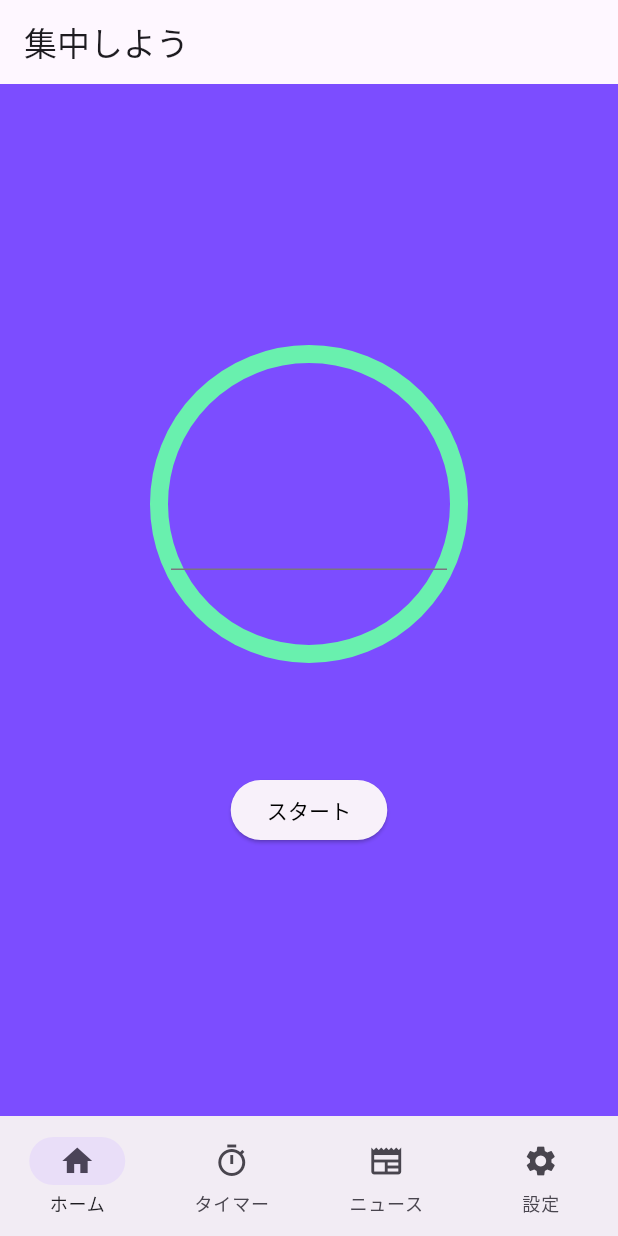
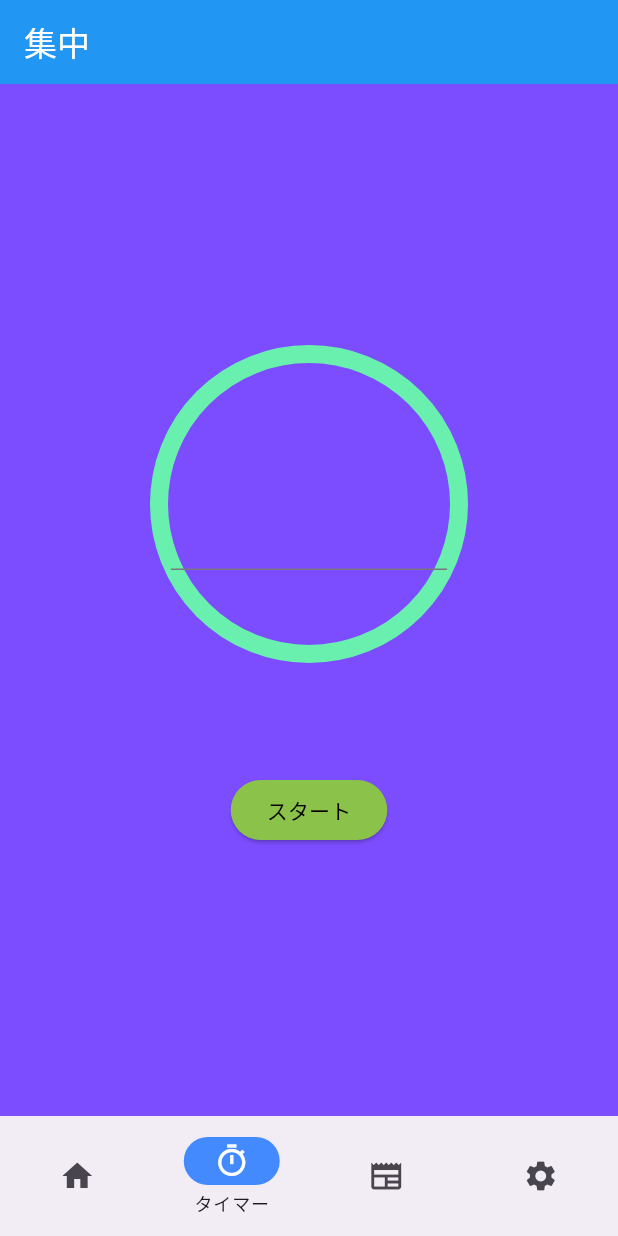
Before and after one commit to yabuki829/todoListApp, a Flutter app: the TimerView screen opened by its route, on a phone screen of 412 x 824 dp. Run offline on Flutter 3.47's test engine with Material 3 defaults, Android fonts, the phone set to English and light mode, and no system bars; our stand-ins replace flutter_riverpod, freezed_annotation, go_router, riverpod_annotation, shared_preferences; accounts and stored records are empty; generated files the repository leaves out were written again.

Commit message:
fix bug (#4)

```diff
--- a/lib/notifier/todolist_notifier.dart
+++ b/lib/notifier/todolist_notifier.dart
@@ -40,7 +40,6 @@ class TodoListNotifier extends _$TodoListNotifier {
     final prefs = await SharedPreferences.getInstance();
     final todosJson = jsonEncode(state.map((todo) => todo.toJson()).toList());
     await prefs.setString('todos', todosJson);
-    print(todosJson);
   }
 
   Future<void> addTodo(String title) async {
--- a/lib/routers.dart
+++ b/lib/routers.dart
@@ -37,7 +37,16 @@ final router = GoRouter(
     ShellRoute(
       navigatorKey: _shellNavigatorKey,
       builder: (BuildContext context, GoRouterState state, Widget child) {
-        return BaseView(child: child);
+        return BaseView(
+          selectedIndex: switch (state.uri.path) {
+            var path when path.startsWith('/timer') => 1,
+            var path when path.startsWith('/news') => 2,
+            var path when path.startsWith('/settings') => 3,
+            var path when path.startsWith('/') => 0,
+            _ => 0,
+          },
+          child: child,
+        );
       },
       routes: [
         GoRoute(
--- a/lib/views/BaseView.dart
+++ b/lib/views/BaseView.dart
@@ -5,19 +5,20 @@ import 'package:todoapp/responsive.dart';
 class BaseView extends StatefulWidget {
   const BaseView({
     super.key,
+    required this.selectedIndex,
     required this.child,
   });
   final Widget child;
+  final int selectedIndex;
+
   @override
   State<BaseView> createState() => _BaseViewState();
 }
 
 class _BaseViewState extends State<BaseView> {
-  int _selectedIndex = 0;
   void _onDestinationSelected(int index) {
     setState(() {
-      _selectedIndex = index;
-      switch (_selectedIndex) {
+      switch (index) {
         case 0:
           context.go('/');
         case 1:
@@ -38,8 +39,7 @@ class _BaseViewState extends State<BaseView> {
         children: [
           if (deviceWidth >= Responsive.md.width) ...[
             NavigationRail(
-              backgroundColor: Colors.black12,
-              indicatorColor: Colors.white,
+              indicatorColor: Colors.blueAccent,
               extended: deviceWidth >= Responsive.xl.width,
               destinations: const <NavigationRailDestination>[
                 NavigationRailDestination(
@@ -48,21 +48,26 @@ class _BaseViewState extends State<BaseView> {
                     'ホーム',
                     style: TextStyle(fontSize: 24),
                   ),
+                  selectedIcon: Icon(Icons.house_outlined, color: Colors.white),
                 ),
                 NavigationRailDestination(
                   icon: Icon(Icons.timer_outlined),
                   label: Text('タイマー'),
+                  selectedIcon: Icon(Icons.timer_outlined, color: Colors.white),
                 ),
                 NavigationRailDestination(
                   icon: Icon(Icons.newspaper),
                   label: Text('ニュース'),
+                  selectedIcon:
+                      Icon(Icons.newspaper_outlined, color: Colors.white),
                 ),
                 NavigationRailDestination(
                   icon: Icon(Icons.settings),
                   label: Text('設定'),
+                  selectedIcon: Icon(Icons.settings, color: Colors.white),
                 ),
               ],
-              selectedIndex: _selectedIndex,
+              selectedIndex: widget.selectedIndex,
               onDestinationSelected: _onDestinationSelected,
             ),
           ],
@@ -71,23 +76,33 @@ class _BaseViewState extends State<BaseView> {
       ),
       bottomNavigationBar: deviceWidth < Responsive.md.width
           ? NavigationBar(
+              // backgroundColor: Colors.blueAccent,
+              indicatorColor: Colors.blueAccent,
               onDestinationSelected: _onDestinationSelected,
+              labelBehavior:
+                  NavigationDestinationLabelBehavior.onlyShowSelected,
+              selectedIndex: widget.selectedIndex,
               destinations: const [
                 NavigationDestination(
                   icon: Icon(Icons.home),
                   label: 'ホーム',
+                  selectedIcon: Icon(Icons.house_outlined, color: Colors.white),
                 ),
                 NavigationDestination(
                   icon: Icon(Icons.timer_outlined),
                   label: 'タイマー',
+                  selectedIcon: Icon(Icons.timer_outlined, color: Colors.white),
                 ),
                 NavigationDestination(
                   icon: Icon(Icons.newspaper),
                   label: 'ニュース',
+                  selectedIcon:
+                      Icon(Icons.newspaper_outlined, color: Colors.white),
                 ),
                 NavigationDestination(
                   icon: Icon(Icons.settings),
                   label: '設定',
+                  selectedIcon: Icon(Icons.settings, color: Colors.white),
                 ),
               ],
             )
--- a/lib/views/TodoView.dart
+++ b/lib/views/TodoView.dart
@@ -39,7 +39,6 @@ class _TodoviewState extends State<Todoview> {
   @override
   Widget build(BuildContext context) {
     return Scaffold(
-
       appBar: AppBar(
         backgroundColor: Colors.blue,
         title: Column(
@@ -108,7 +107,6 @@ class _TodoviewState extends State<Todoview> {
                               title: TodoItemWidget(todo: todoList[index]),
                               onTap: () {
                                 if (index < todoList.length) {
-                                  // 詳細画面のWidgetを表示する
                                   _openDetailTodoView(todoList[index]);
                                 }
                               },
--- a/lib/views/detail_todo_view.dart
+++ b/lib/views/detail_todo_view.dart
@@ -35,7 +35,7 @@ class _DetailTodoViewState extends State<DetailTodoView> {
               ),
               Text(todo.deadline.toString()),
               TextField(
-                // controller: _controller,
+                controller: _controller,
                 decoration: const InputDecoration(
                   hintText: "新しいコメントを入力",
                 ),
--- a/lib/views/timer_view.dart
+++ b/lib/views/timer_view.dart
@@ -17,7 +17,8 @@ class TimerViewState extends State<TimerView> {
   final timeController = TextEditingController();
 
   void startTimer({bool reset = true}) {
-    debugPrint(timeController.text);
+    maxMinutes = int.parse(timeController.text);
+
     isRunning = true;
     if (reset) {
       resetTimer();
@@ -56,7 +57,11 @@ class TimerViewState extends State<TimerView> {
   Widget build(BuildContext context) {
     return Scaffold(
       appBar: AppBar(
-          title: const Text("集中しよう"),
+        backgroundColor: Colors.blue,
+        title: const Text(
+          "集中",
+          style: TextStyle(color: Colors.white),
+        ),
       ),
       body: Container(
         width: double.infinity,
@@ -107,20 +112,25 @@ class TimerViewState extends State<TimerView> {
             ),
             const SizedBox(height: 80),
             ElevatedButton(
+                style: ElevatedButton.styleFrom(
+                  backgroundColor: Colors.lightGreen,
+                ),
                 onPressed: () {
                   if (isRunning) {
                     stopTimer(reset: true);
                   } else {
-                        maxMinutes = int.parse(timeController.text);
                     startTimer();
                   }
                 },
                 child: isRunning
                     ? const Text("やめる",
-                            style: TextStyle(color: Colors.black))
-                        : const Text("スタート",
-                            style: TextStyle(color: Colors.black)))
+                        style: TextStyle(
+                          color: Colors.black,
+                        ))
+                    : const Text("スタート", style: TextStyle(color: Colors.black)))
           ],
-            )));
+        ),
+      ),
+    );
   }
 }
--- a/lib/widget/TodoItemWidget.dart
+++ b/lib/widget/TodoItemWidget.dart
@@ -20,7 +20,6 @@ class _TodoItemWidgetState extends State<TodoItemWidget> {
         Column(
           children: [
             Text(widget.todo.title),
-            Text(widget.todo.id),
           ],
         )
       ],
```
Lines whose indentation alone changed are shown as unchanged.
